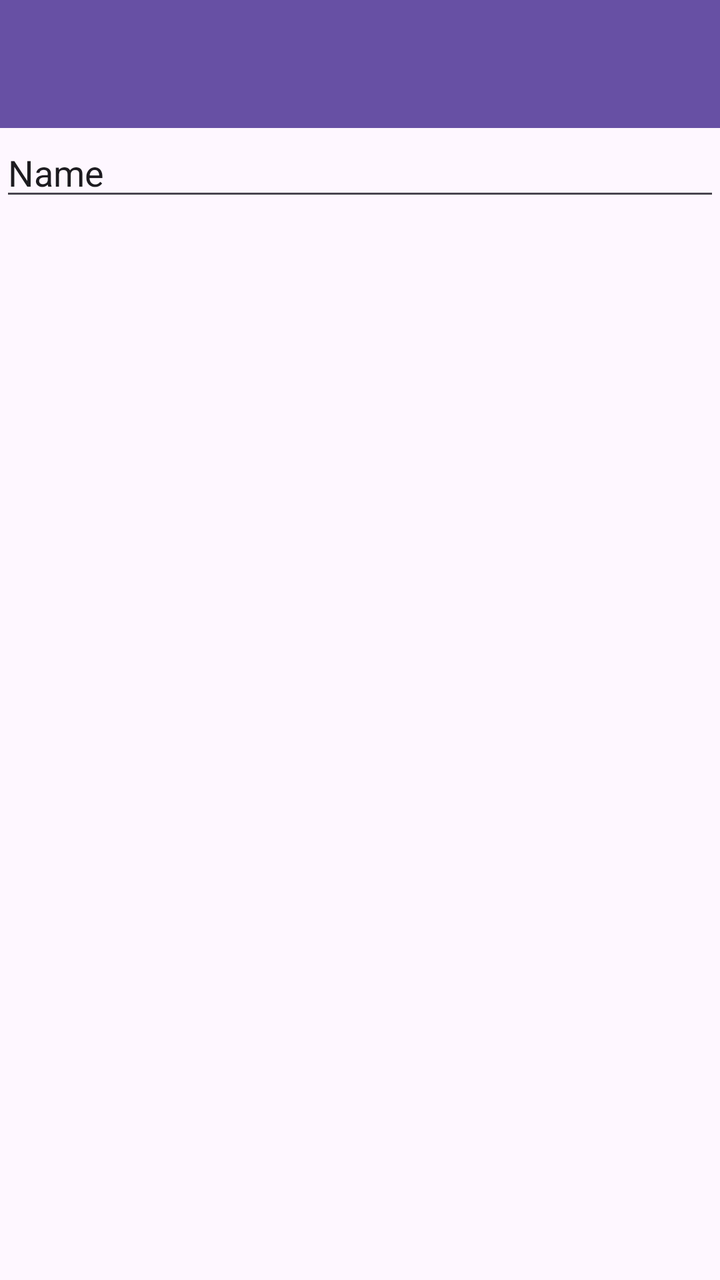
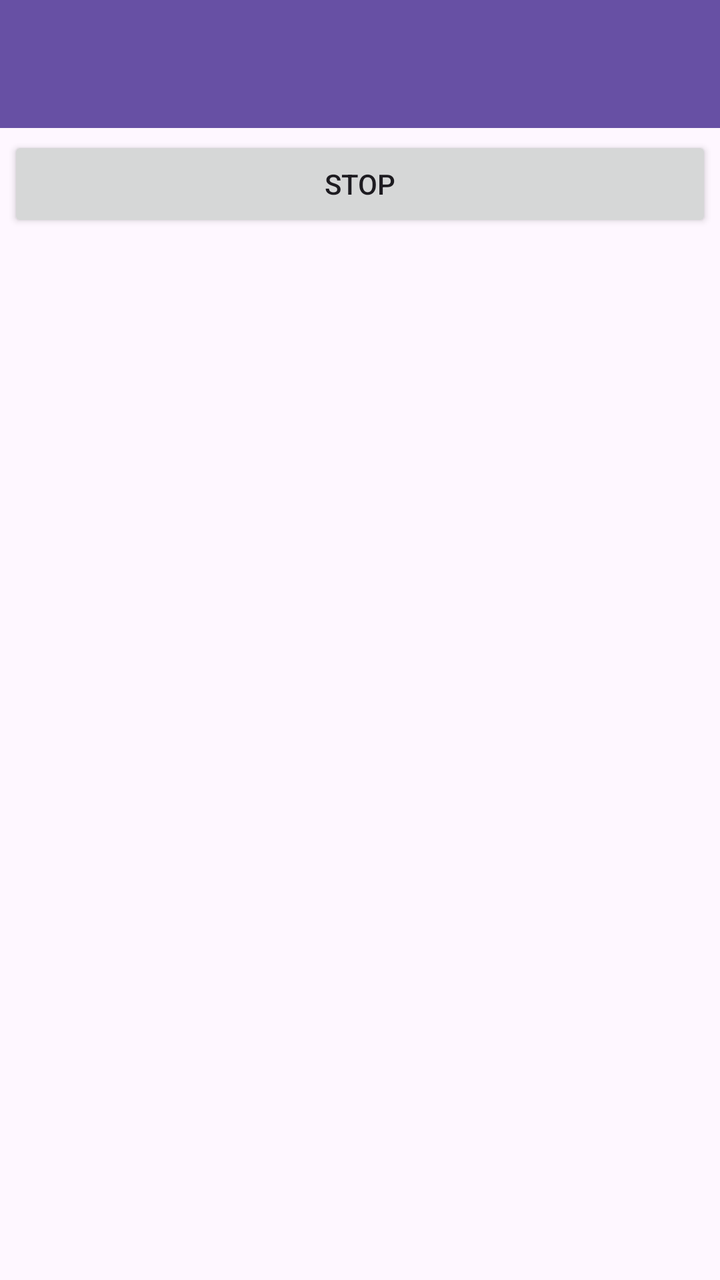

Before-and-after screenshots of an Android layout around one commit, followed by the original layout XML and the change that was made.
<!-- AndroidManifest.xml: application theme Theme.Dirtycloud -->
<!-- res/layout/activity_sync.xml -->
<?xml version="1.0" encoding="utf-8"?>
<androidx.constraintlayout.widget.ConstraintLayout
    xmlns:android="http://schemas.android.com/apk/res/android"
    xmlns:tools="http://schemas.android.com/tools"
    xmlns:app="http://schemas.android.com/apk/res-auto"
    android:layout_width="match_parent"
    android:layout_height="match_parent"
    tools:context=".Sync">

    <LinearLayout
        android:layout_width="match_parent"
        android:layout_height="match_parent"
        android:orientation="vertical">

        <androidx.appcompat.widget.Toolbar
            android:id="@+id/toolbar_sync"
            android:layout_width="match_parent"
            android:layout_height="wrap_content"
            android:background="?attr/colorPrimary"
            android:minHeight="?attr/actionBarSize"
            android:theme="?attr/actionBarTheme" />

        <ScrollView
            android:layout_width="match_parent"
            android:layout_height="match_parent" >

            <EditText
                android:id="@+id/cli_output"
                android:layout_width="match_parent"
                android:layout_height="wrap_content"
                android:editable="false"
                android:ems="10"
                android:inputType="text"
                android:text="Name" />
        </ScrollView>

    </LinearLayout>

</androidx.constraintlayout.widget.ConstraintLayout>
<!-- resources referenced by this layout -->
<resources>
  <style name="Theme.Dirtycloud" parent="Base.Theme.Dirtycloud" />
  <style name="Base.Theme.Dirtycloud" parent="Theme.Material3.DayNight.NoActionBar">
          
          
      </style>
</resources>

<!-- the commit's change to res/layout/activity_sync.xml (unified diff, before → after) -->
@@ -20,18 +20,31 @@
             android:minHeight="?attr/actionBarSize"
             android:theme="?attr/actionBarTheme" />
 
+        <LinearLayout
+            android:layout_width="match_parent"
+            android:layout_height="wrap_content"
+            android:orientation="vertical"
+            android:padding="4dp">
+
+            <Button
+                android:id="@+id/stop_button"
+                android:layout_width="match_parent"
+                android:layout_height="wrap_content"
+                android:text="@string/stop_button_text" />
+        </LinearLayout>
+
         <ScrollView
+            android:id="@+id/cli_scroller"
             android:layout_width="match_parent"
-            android:layout_height="match_parent" >
+            android:layout_height="match_parent">
 
-            <EditText
+            <TextView
                 android:id="@+id/cli_output"
                 android:layout_width="match_parent"
                 android:layout_height="wrap_content"
-                android:editable="false"
-                android:ems="10"
-                android:inputType="text"
-                android:text="Name" />
+                android:ellipsize="none"
+                android:enabled="false"
+                android:scrollHorizontally="false" />
         </ScrollView>
 
     </LinearLayout>
<!-- resource entries referenced after the edit -->
@@ -1,5 +1,6 @@
 <!-- resources referenced by this layout -->
 <resources>
+  <string name="stop_button_text">STOP</string>
   <style name="Theme.Dirtycloud" parent="Base.Theme.Dirtycloud" />
   <style name="Base.Theme.Dirtycloud" parent="Theme.Material3.DayNight.NoActionBar">
           
